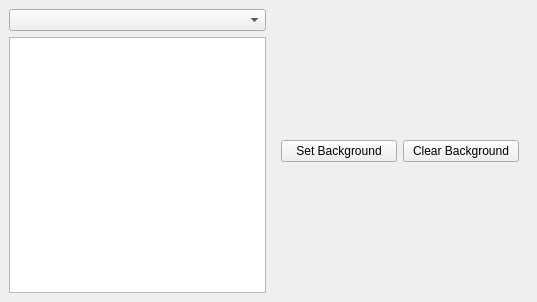
Above: layout/layout.ui from ABI-EIT/EIT_Data_Acquisition before the change. Below: the same form after it.
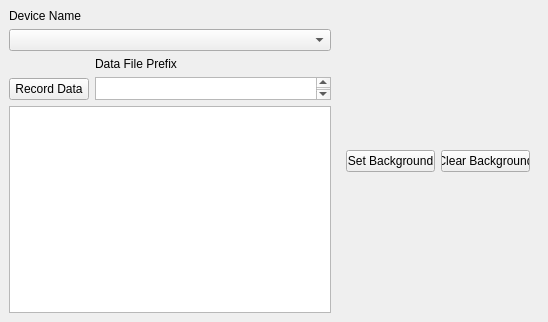
That is the form after the change.

Commit message: failed responsive ui attempt

Diff of the .ui file:
```diff
--- a/layout/layout.ui
+++ b/layout/layout.ui
@@ -6,8 +6,8 @@
    <rect>
     <x>0</x>
     <y>0</y>
-    <width>537</width>
-    <height>302</height>
+    <width>548</width>
+    <height>322</height>
    </rect>
   </property>
   <property name="windowTitle">
@@ -27,33 +27,6 @@
     </size>
    </property>
    <layout class="QGridLayout" name="gridLayout">
-    <item row="0" column="0">
-     <layout class="QVBoxLayout" name="verticalLayout_2">
-      <item>
-       <widget class="QComboBox" name="comboBox">
-        <property name="toolTip">
-         <string/>
-        </property>
-        <property name="statusTip">
-         <string/>
-        </property>
-        <property name="whatsThis">
-         <string/>
-        </property>
-        <property name="placeholderText" stdset="0">
-         <string>Select Device</string>
-        </property>
-       </widget>
-      </item>
-      <item>
-       <widget class="QTextEdit" name="textEdit">
-        <property name="readOnly">
-         <bool>true</bool>
-        </property>
-       </widget>
-      </item>
-     </layout>
-    </item>
     <item row="0" column="1">
      <widget class="QWidget" name="widget" native="true">
       <property name="sizePolicy">
@@ -95,6 +68,79 @@
       </layout>
      </widget>
     </item>
+    <item row="0" column="0">
+     <layout class="QVBoxLayout" name="verticalLayout_2">
+      <item>
+       <layout class="QVBoxLayout" name="verticalLayout_4">
+        <item>
+         <widget class="QLabel" name="label_2">
+          <property name="text">
+           <string>Device Name</string>
+          </property>
+         </widget>
+        </item>
+        <item>
+         <widget class="QComboBox" name="comboBox">
+          <property name="currentText">
+           <string/>
+          </property>
+         </widget>
+        </item>
+       </layout>
+      </item>
+      <item>
+       <layout class="QHBoxLayout" name="horizontalLayout_7">
+        <item alignment="Qt::AlignBottom">
+         <widget class="QPushButton" name="recordDataButton">
+          <property name="text">
+           <string>Record Data</string>
+          </property>
+         </widget>
+        </item>
+        <item>
+         <layout class="QVBoxLayout" name="verticalLayout_3">
+          <item>
+           <widget class="QLabel" name="label">
+            <property name="text">
+             <string>Data File Prefix</string>
+            </property>
+           </widget>
+          </item>
+          <item>
+           <widget class="QTextEdit" name="textEdit_5">
+            <property name="sizePolicy">
+             <sizepolicy hsizetype="Expanding" vsizetype="Minimum">
+              <horstretch>0</horstretch>
+              <verstretch>0</verstretch>
+             </sizepolicy>
+            </property>
+            <property name="maximumSize">
+             <size>
+              <width>16777215</width>
+              <height>23</height>
+             </size>
+            </property>
+            <property name="baseSize">
+             <size>
+              <width>0</width>
+              <height>1</height>
+             </size>
+            </property>
+           </widget>
+          </item>
+         </layout>
+        </item>
+       </layout>
+      </item>
+      <item>
+       <widget class="QTextEdit" name="textEdit">
+        <property name="readOnly">
+         <bool>true</bool>
+        </property>
+       </widget>
+      </item>
+     </layout>
+    </item>
    </layout>
   </widget>
  </widget>
```
The commit also changes 5 other files.
